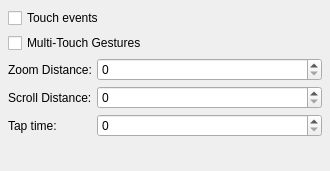
Before: the Qt Designer form src/kcmodule/touchwidget.ui in KDE/wacomtablet, drawn with Qt 5.
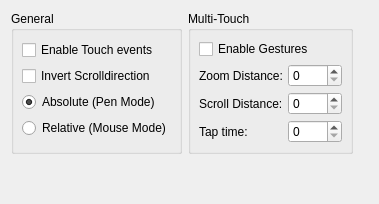
After: the same form once the commit is applied. Custom widgets are drawn as their Qt base class.

Commit message: add more touch options * absolute/relative mode for the finger * invert scroll direction (button 4/5)

Diff of the .ui file:
```diff
--- a/src/kcmodule/touchwidget.ui
+++ b/src/kcmodule/touchwidget.ui
@@ -6,13 +6,77 @@
    <rect>
     <x>0</x>
     <y>0</y>
-    <width>330</width>
-    <height>171</height>
+    <width>379</width>
+    <height>204</height>
    </rect>
   </property>
   <property name="windowTitle">
    <string>Touch Settings</string>
   </property>
+  <layout class="QVBoxLayout" name="verticalLayout_2">
+   <item>
+    <layout class="QHBoxLayout" name="horizontalLayout">
+     <item>
+      <widget class="QGroupBox" name="groupBox">
+       <property name="title">
+        <string>General</string>
+       </property>
+       <layout class="QVBoxLayout" name="verticalLayout">
+        <property name="spacing">
+         <number>5</number>
+        </property>
+        <property name="margin">
+         <number>8</number>
+        </property>
+        <item>
+         <widget class="QCheckBox" name="touchEventsCheckBox">
+          <property name="toolTip">
+           <string>Turns on/off Touch events (default is enable/on).</string>
+          </property>
+          <property name="text">
+           <string>Enable Touch events</string>
+          </property>
+         </widget>
+        </item>
+        <item>
+         <widget class="QCheckBox" name="scrollDirection">
+          <property name="text">
+           <string>Invert Scrolldirection</string>
+          </property>
+         </widget>
+        </item>
+        <item>
+         <widget class="QRadioButton" name="radioButton_Absolute">
+          <property name="toolTip">
+           <string>The mouse cursor will move exactly to the position on the tablet.</string>
+          </property>
+          <property name="text">
+           <string comment="absolute pen movement (pen mode)">Absolute (Pen Mode)</string>
+          </property>
+          <property name="checked">
+           <bool>true</bool>
+          </property>
+         </widget>
+        </item>
+        <item>
+         <widget class="QRadioButton" name="radioButton_Relative">
+          <property name="toolTip">
+           <string>The mouse cursor can be moved freely. The tablet working space does not represent the screen space
+ The speed of the mouse is the same as specified for any other mouse pointer. This can be changed in the mouse setting section</string>
+          </property>
+          <property name="text">
+           <string comment="relative pen movement (mouse mode)">Relative (Mouse Mode)</string>
+          </property>
+         </widget>
+        </item>
+       </layout>
+      </widget>
+     </item>
+     <item>
+      <widget class="QGroupBox" name="groupBox_2">
+       <property name="title">
+        <string>Multi-Touch</string>
+       </property>
   <layout class="QFormLayout" name="formLayout">
    <property name="horizontalSpacing">
     <number>5</number>
@@ -24,26 +88,16 @@
     <number>8</number>
    </property>
    <item row="0" column="0" colspan="2">
-    <widget class="QCheckBox" name="touchEventsCheckBox">
-     <property name="toolTip">
-      <string>Turns on/off Touch events (default is enable/on).</string>
-     </property>
-     <property name="text">
-      <string>Touch events</string>
-     </property>
-    </widget>
-   </item>
-   <item row="1" column="0" colspan="2">
     <widget class="QCheckBox" name="gesturesCheckBox">
      <property name="toolTip">
       <string>Turns on/off multi-touch gesture events (default is enable/on). </string>
      </property>
      <property name="text">
-      <string>Multi-Touch Gestures</string>
+           <string>Enable Gestures</string>
      </property>
     </widget>
    </item>
-   <item row="2" column="0">
+        <item row="1" column="0">
     <widget class="QLabel" name="label">
      <property name="toolTip">
       <string>Minimum distance for a zoom gesture (default is 50).</string>
@@ -56,14 +110,14 @@
      </property>
     </widget>
    </item>
-   <item row="2" column="1">
+        <item row="1" column="1">
     <widget class="KIntSpinBox" name="zoomDistanceBox">
      <property name="maximum">
-      <number>200</number>
+           <number>1000</number>
      </property>
     </widget>
    </item>
-   <item row="3" column="0">
+        <item row="2" column="0">
     <widget class="QLabel" name="label_2">
      <property name="toolTip">
       <string>Minimum motion before sending a scroll gesture (default is 20).</string>
@@ -76,14 +130,14 @@
      </property>
     </widget>
    </item>
-   <item row="3" column="1">
+        <item row="2" column="1">
     <widget class="KIntSpinBox" name="scrollDistanceBox">
      <property name="maximum">
-      <number>200</number>
+           <number>1000</number>
      </property>
     </widget>
    </item>
-   <item row="4" column="0">
+        <item row="3" column="0">
     <widget class="QLabel" name="label_3">
      <property name="toolTip">
       <string>Minimum time between taps for a right click (default is 250)</string>
@@ -96,7 +150,7 @@
      </property>
     </widget>
    </item>
-   <item row="4" column="1">
+        <item row="3" column="1">
     <widget class="KIntSpinBox" name="tapTimeBox">
      <property name="maximum">
       <number>1000</number>
@@ -105,6 +159,37 @@
    </item>
   </layout>
  </widget>
+     </item>
+     <item>
+      <spacer name="horizontalSpacer">
+       <property name="orientation">
+        <enum>Qt::Horizontal</enum>
+       </property>
+       <property name="sizeHint" stdset="0">
+        <size>
+         <width>40</width>
+         <height>20</height>
+        </size>
+       </property>
+      </spacer>
+     </item>
+    </layout>
+   </item>
+   <item>
+    <spacer name="verticalSpacer">
+     <property name="orientation">
+      <enum>Qt::Vertical</enum>
+     </property>
+     <property name="sizeHint" stdset="0">
+      <size>
+       <width>20</width>
+       <height>37</height>
+      </size>
+     </property>
+    </spacer>
+   </item>
+  </layout>
+ </widget>
  <customwidgets>
   <customwidget>
    <class>KIntSpinBox</class>
```
Left out of the diff: 78 changed lines with no effect on the pictures. Lines whose indentation alone changed are shown as unchanged. The commit also changes 3 other files.
